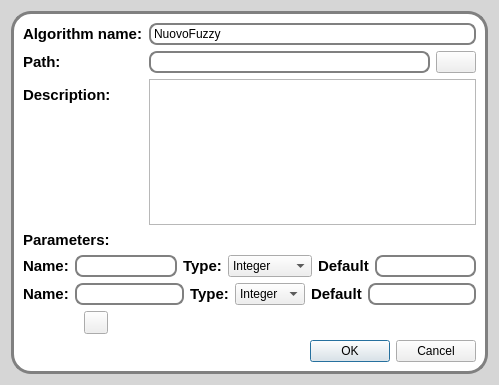
The window that src/romeo/view/dialogs/newalgorithmdialog.ui (AlbertoSimioni/Romeo) describes before a commit, drawn with Qt 5.
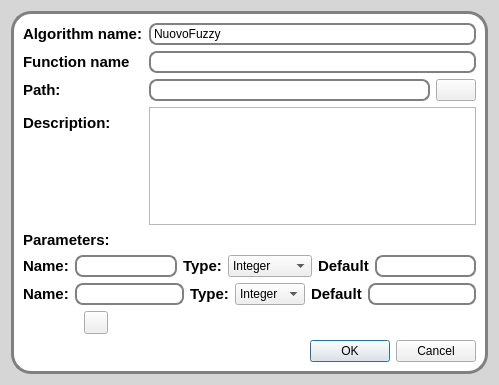
The same window after the commit. Icons and pictures are not drawn.

```diff
--- a/src/romeo/view/dialogs/newalgorithmdialog.ui
+++ b/src/romeo/view/dialogs/newalgorithmdialog.ui
@@ -66,14 +66,14 @@
           </property>
          </widget>
         </item>
-        <item row="1" column="0">
+        <item row="2" column="0">
          <widget class="QLabel" name="label_6">
           <property name="text">
            <string>Path:</string>
           </property>
          </widget>
         </item>
-        <item row="1" column="1">
+        <item row="2" column="1">
          <layout class="QHBoxLayout" name="horizontalLayout">
           <item>
            <widget class="QLineEdit" name="pathLineEdit">
@@ -105,16 +105,26 @@
           </item>
          </layout>
         </item>
-        <item row="2" column="0">
+        <item row="4" column="0">
          <widget class="QLabel" name="label_7">
           <property name="text">
            <string>Description:</string>
           </property>
          </widget>
         </item>
-        <item row="2" column="1">
+        <item row="4" column="1">
          <widget class="QPlainTextEdit" name="descrptionText"/>
         </item>
+        <item row="1" column="0">
+         <widget class="QLabel" name="label_11">
+          <property name="text">
+           <string>Function name</string>
+          </property>
+         </widget>
+        </item>
+        <item row="1" column="1">
+         <widget class="QLineEdit" name="functionName"/>
+        </item>
        </layout>
       </item>
       <item>
```
